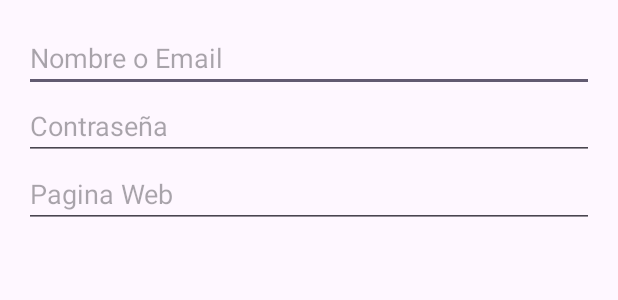
After one commit to TomiauT2G/BeLocky, an Android app: the layout dialog_anadir_pagina.xml on its own in the app's theme, with its tools: preview values and no code run, on a phone screen of 412 x 824 dp. The commit adds this screen. Shown: the top 300 px of the screen. Run offline under Robolectric (Android 15) with nearby library versions, the phone set to English and light mode, and no system bars.

Commit message:
a2 la secuela

```diff
--- /dev/null
+++ b/app/src/main/res/layout/dialog_anadir_pagina.xml
@@ -0,0 +1,30 @@
+<?xml version="1.0" encoding="utf-8"?>
+<LinearLayout xmlns:android="http://schemas.android.com/apk/res/android"
+              android:layout_width="match_parent"
+              android:layout_height="wrap_content"
+              android:orientation="vertical"
+              android:padding="16dp"
+              >
+
+    <EditText
+            android:id="@+id/editTextNombre"
+            android:layout_width="match_parent"
+            android:layout_height="wrap_content"
+            android:hint="Nombre o Email"
+            android:inputType="text"/>
+
+    <EditText
+            android:id="@+id/editTextContraseña"
+            android:layout_width="match_parent"
+            android:layout_height="wrap_content"
+            android:hint="Contraseña"
+            android:inputType="textPassword"/>
+
+    <EditText
+            android:id="@+id/editTextPagina"
+            android:layout_width="match_parent"
+            android:layout_height="wrap_content"
+            android:hint="Pagina Web"
+            android:inputType="text"/>
+
+</LinearLayout>
```
Also changed, not shown: app/src/main/java/com/example/belocky/Gestor.java (+107 -2 lines), app/src/main/res/layout/activity_gestor.xml (+43 -1 lines).
